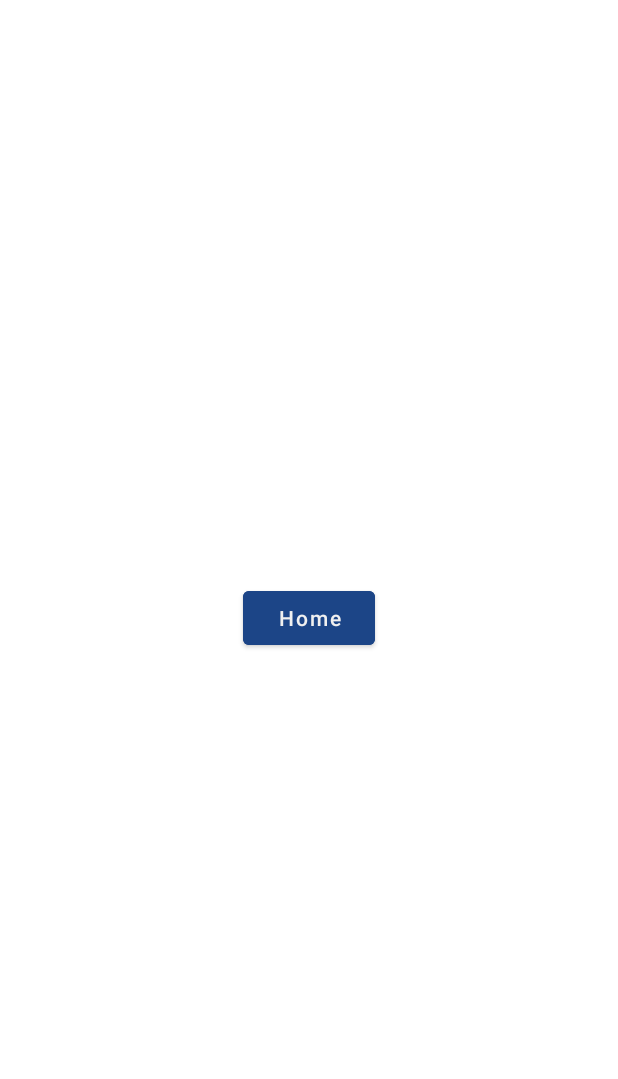
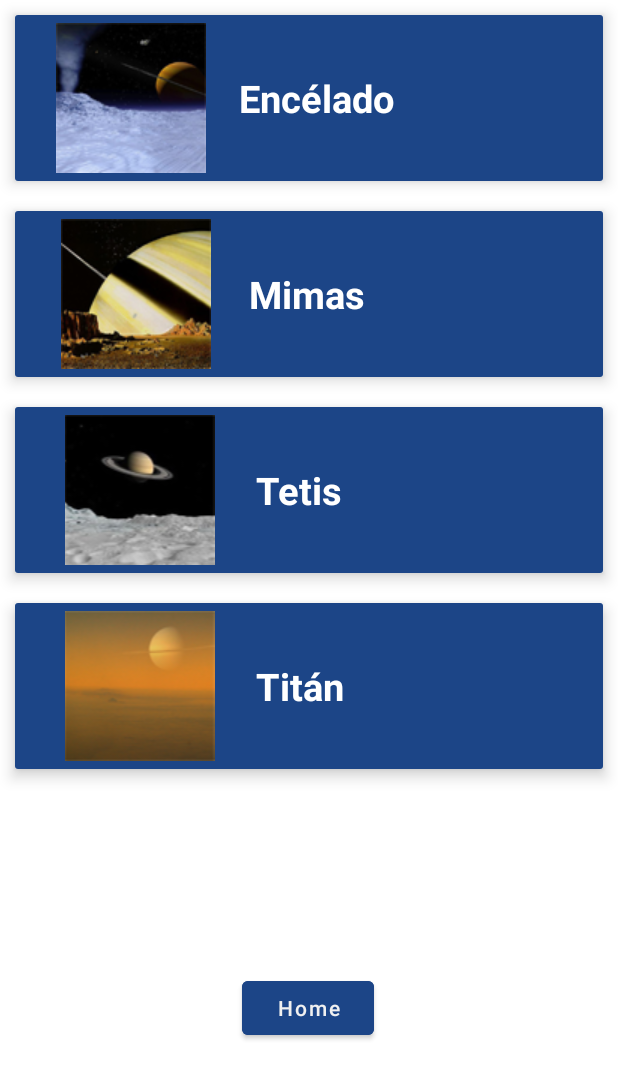
Before and after one commit to JavFuentes/SaturnHopper, an Android app: the ViajesFragment screen opened through its navigation route, on a phone screen of 412 x 824 dp. Shown: the top 1079 px of the screen. Run offline under Robolectric (Android 15) with nearby library versions, the phone set to English and light mode, and no system bars.

Commit message:
MPV termiando!

```diff
--- /dev/null
+++ b/app/src/main/java/com/example/saturnhopper/AdaptadorPaqueteViaje.java
@@ -0,0 +1,53 @@
+package com.example.saturnhopper;
+
+import android.view.LayoutInflater;
+import android.view.View;
+import android.view.ViewGroup;
+import android.widget.ImageView;
+import android.widget.TextView;
+import androidx.recyclerview.widget.RecyclerView;
+import java.util.List;
+
+// Adaptador personalizado para el RecyclerView que maneja la lista de paquetes de viaje
+public class AdaptadorPaqueteViaje extends RecyclerView.Adapter<AdaptadorPaqueteViaje.ViewHolder> {
+
+    private List<PaqueteViaje> listaViajes;
+
+    public AdaptadorPaqueteViaje(List<PaqueteViaje> listaViajes) {
+        this.listaViajes = listaViajes;
+    }
+
+    // Método para inflar el layout del ítem y crear un ViewHolder personalizado
+    @Override
+    public ViewHolder onCreateViewHolder(ViewGroup parent, int viewType) {
+        View vista = LayoutInflater.from(parent.getContext()).inflate(R.layout.item_rv_viaje, parent, false);
+        return new ViewHolder(vista);
+    }
+
+    // Método para enlazar los datos del equipo con el ViewHolder personalizado
+    @Override
+    public void onBindViewHolder(ViewHolder holder, int position) {
+        PaqueteViaje viaje = listaViajes.get(position);
+
+        holder.tvNombre.setText(viaje.getName());
+        holder.ivImagen.setImageResource(viaje.getPicture());
+    }
+
+    // Método para obtener la cantidad de elementos en la lista de equipos
+    @Override
+    public int getItemCount() {
+        return listaViajes.size();
+    }
+
+    // Clase ViewHolder personalizada que maneja las vistas del ítem del RecyclerView
+    public static class ViewHolder extends RecyclerView.ViewHolder {
+        TextView tvNombre;
+        ImageView ivImagen;
+
+        public ViewHolder(View itemView) {
+            super(itemView);
+            tvNombre = itemView.findViewById(R.id.nombre);
+            ivImagen = itemView.findViewById(R.id.imagen);
+        }
+    }
+}
--- a/app/src/main/java/com/example/saturnhopper/MainActivity.java
+++ b/app/src/main/java/com/example/saturnhopper/MainActivity.java
@@ -1,8 +1,11 @@
 package com.example.saturnhopper;
 
 import androidx.appcompat.app.AppCompatActivity;
-
+import androidx.recyclerview.widget.LinearLayoutManager;
+import androidx.recyclerview.widget.RecyclerView;
 import android.os.Bundle;
+import java.util.ArrayList;
+import java.util.List;
 
 public class MainActivity extends AppCompatActivity {
 
@@ -10,5 +13,6 @@ public class MainActivity extends AppCompatActivity {
     protected void onCreate(Bundle savedInstanceState) {
         super.onCreate(savedInstanceState);
         setContentView(R.layout.activity_main);
+
     }
 }
--- a/app/src/main/java/com/example/saturnhopper/ViajesFragment.java
+++ b/app/src/main/java/com/example/saturnhopper/ViajesFragment.java
@@ -4,28 +4,25 @@ import android.os.Bundle;
 import androidx.annotation.NonNull;
 import androidx.annotation.Nullable;
 import androidx.fragment.app.Fragment;
+import androidx.navigation.Navigation;
+import androidx.recyclerview.widget.LinearLayoutManager;
+import androidx.recyclerview.widget.RecyclerView;
 import android.view.LayoutInflater;
 import android.view.View;
 import android.view.ViewGroup;
 import android.widget.Button;
-import androidx.navigation.Navigation;
+import java.util.ArrayList;
+import java.util.List;
 
-// Define la clase ViajesFragment que hereda de la clase Fragment
+
 public class ViajesFragment extends Fragment {
-    // Constructor vacío requerido
-    public ViajesFragment() {
 
-    }
-
-    // Método que crea la vista del fragmento
+    @Nullable
     @Override
-    public View onCreateView(@NonNull LayoutInflater inflater, ViewGroup container,
-                             Bundle savedInstanceState) {
-        // Infla el archivo de diseño fragment_pantalla_uno.xml
+    public View onCreateView(@NonNull LayoutInflater inflater, @Nullable ViewGroup container, @Nullable Bundle savedInstanceState) {
         return inflater.inflate(R.layout.fragment_viajes, container, false);
     }
 
-    // Método llamado cuando se crea la vista del fragmento
     @Override
     public void onViewCreated(@NonNull View view, @Nullable Bundle savedInstanceState) {
         super.onViewCreated(view, savedInstanceState);
@@ -41,5 +38,26 @@ public class ViajesFragment extends Fragment {
                 Navigation.findNavController(v).navigate(R.id.action_viajesFragment_to_homeFragment);
             }
         });
+
+        // Encuentra el RecyclerView y el botón desde el layout
+        RecyclerView rvViajes = view.findViewById(R.id.rv_viajes);
+        Button btnHome = view.findViewById(R.id.btnHome);
+
+        // Establece un LayoutManager (por ejemplo, LinearLayoutManager) para el RecyclerView
+        rvViajes.setLayoutManager(new LinearLayoutManager(getContext()));
+
+        // Crea una lista de objetos de tipo PaqueteViaje y añade 4 paquetes de viaje a la lista
+        List<PaqueteViaje> listaPaquetesViaje = new ArrayList<>();
+        listaPaquetesViaje.add(new PaqueteViaje("Encélado", R.drawable.image1));
+        listaPaquetesViaje.add(new PaqueteViaje("Mimas", R.drawable.image2));
+        listaPaquetesViaje.add(new PaqueteViaje("Tetis", R.drawable.image3));
+        listaPaquetesViaje.add(new PaqueteViaje("Titán", R.drawable.image4));
+
+
+        // Crea un adaptador personalizado para el RecyclerView, pasándole la lista de paquetes de viaje
+        AdaptadorPaqueteViaje adaptadorPaqueteViaje = new AdaptadorPaqueteViaje(listaPaquetesViaje);
+
+        // Establece el adaptador personalizado en el RecyclerView
+        rvViajes.setAdapter(adaptadorPaqueteViaje);
     }
 }
--- a/app/src/main/res/layout/fragment_viajes.xml
+++ b/app/src/main/res/layout/fragment_viajes.xml
@@ -10,19 +10,27 @@
         android:layout_width="match_parent"
         android:layout_height="match_parent">
 
+        <androidx.recyclerview.widget.RecyclerView
+            android:id="@+id/rv_viajes"
+            android:layout_width="match_parent"
+            android:layout_height="match_parent"
+            tools:layout_editor_absoluteX="0dp"
+            tools:layout_editor_absoluteY="0dp" />
+
         <Button
             android:id="@+id/btnHome"
             android:layout_width="wrap_content"
             android:layout_height="wrap_content"
             android:layout_gravity="center"
+            android:layout_marginBottom="128dp"
             android:backgroundTint="@color/color1"
             android:text="Home"
             android:textAllCaps="false"
             android:textColor="@color/color3"
             app:layout_constraintBottom_toBottomOf="parent"
             app:layout_constraintEnd_toEndOf="parent"
-            app:layout_constraintStart_toStartOf="parent"
-            app:layout_constraintTop_toTopOf="parent">
+            app:layout_constraintHorizontal_bias="0.498"
+            app:layout_constraintStart_toStartOf="parent">
 
         </Button>
 
--- /dev/null
+++ b/app/src/main/res/layout/item_rv_viaje.xml
@@ -0,0 +1,42 @@
+<?xml version="1.0" encoding="utf-8"?>
+<androidx.cardview.widget.CardView
+    xmlns:android="http://schemas.android.com/apk/res/android"
+    xmlns:app="http://schemas.android.com/apk/res-auto"
+    android:layout_width="match_parent"
+    android:layout_height="wrap_content"
+    android:layout_margin="10dp"
+    app:cardElevation="6dp">
+
+    /* This is the layout of the item in the recycler view */
+    <LinearLayout
+        android:layout_width="match_parent"
+        android:layout_height="wrap_content"
+        android:orientation="horizontal"
+        android:padding="5dp"
+        android:background="@color/color1"
+        android:gravity="center">
+
+        /* This is the image of the item in the recycler view */
+        <ImageView
+            android:id="@+id/imagen"
+            android:layout_width="wrap_content"
+            android:layout_height="wrap_content"
+            android:src="@drawable/image1"
+            android:layout_weight="1">
+
+        </ImageView>
+
+        /* This is the text of the item in the recycler view */
+        <TextView
+            android:id="@+id/nombre"
+            android:layout_width="wrap_content"
+            android:layout_height="wrap_content"
+            android:text="Item"
+            android:textSize="25sp"
+            android:textColor="@color/white"
+            android:textStyle="bold"
+            android:layout_weight="3"/>
+
+    </LinearLayout>
+
+</androidx.cardview.widget.CardView>
```
Also changed, not shown: app/src/main/res/drawable/image1.png (added), app/src/main/res/drawable/image2.png (added), app/src/main/res/drawable/image3.png (added), app/src/main/res/drawable/image4.png (added).
